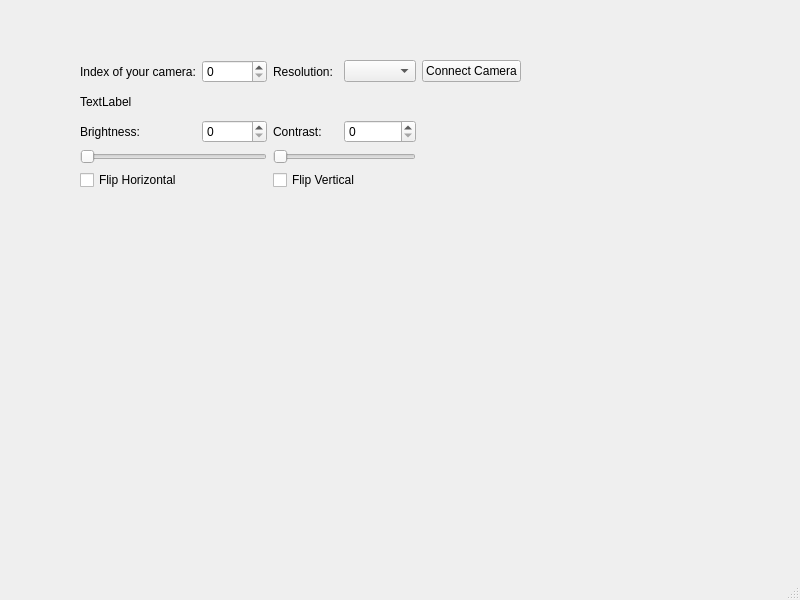
Old version of the form mainwindow.ui in the repository banujan59/VirtualWebcam.
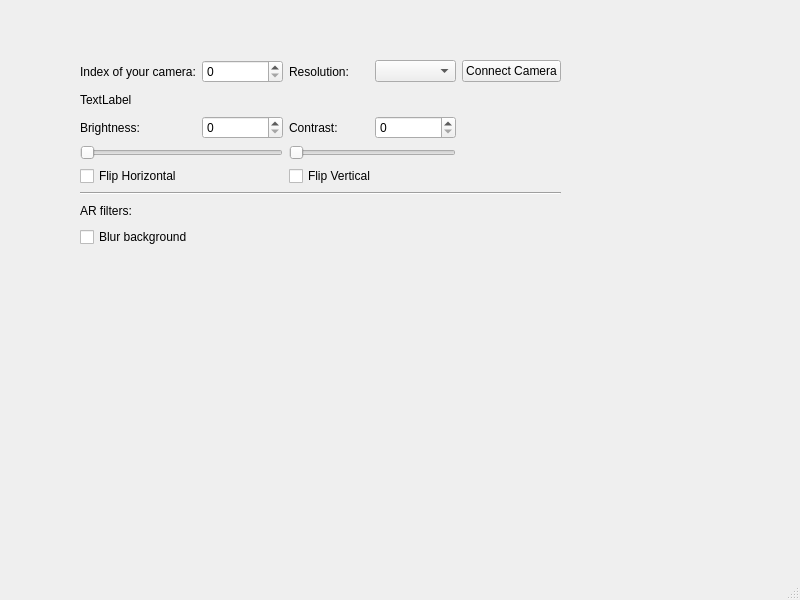
New version of the form.

Commit message: Added UI + model for blur BG

Diff of the .ui file:
```diff
--- a/mainwindow.ui
+++ b/mainwindow.ui
@@ -19,90 +19,111 @@
      <rect>
       <x>80</x>
       <y>60</y>
-      <width>441</width>
-      <height>130</height>
+      <width>481</width>
+      <height>187</height>
      </rect>
     </property>
     <layout class="QGridLayout" name="gridLayout">
      <item row="0" column="2">
-      <widget class="QLabel" name="label_4">
-       <property name="text">
-        <string>Resolution:</string>
-       </property>
-      </widget>
+      <widget class="QSpinBox" name="cameraIndexBox"/>
      </item>
-     <item row="3" column="2" colspan="2">
-      <widget class="QSlider" name="contrastSlider">
-       <property name="orientation">
-        <enum>Qt::Horizontal</enum>
-       </property>
-      </widget>
-     </item>
-     <item row="2" column="1">
-      <widget class="QSpinBox" name="brightnessValue"/>
-     </item>
-     <item row="3" column="0" colspan="2">
-      <widget class="QSlider" name="brightnessSlider">
-       <property name="orientation">
-        <enum>Qt::Horizontal</enum>
-       </property>
-      </widget>
-     </item>
-     <item row="0" column="0">
-      <widget class="QLabel" name="label_3">
-       <property name="text">
-        <string>Index of your camera:</string>
-       </property>
-      </widget>
-     </item>
-     <item row="2" column="0">
-      <widget class="QLabel" name="label">
-       <property name="text">
-        <string>Brightness: </string>
-       </property>
-      </widget>
-     </item>
-     <item row="2" column="3">
-      <widget class="QSpinBox" name="contrastValue"/>
-     </item>
-     <item row="4" column="0" colspan="2">
+     <item row="4" column="1" colspan="2">
       <widget class="QCheckBox" name="hFlipBox">
        <property name="text">
         <string>Flip Horizontal</string>
        </property>
       </widget>
      </item>
+     <item row="0" column="4">
+      <widget class="QComboBox" name="resolutionSelector"/>
+     </item>
+     <item row="4" column="3" colspan="2">
+      <widget class="QCheckBox" name="vFlipBox">
+       <property name="text">
+        <string>Flip Vertical</string>
+       </property>
+      </widget>
+     </item>
      <item row="2" column="2">
+      <widget class="QSpinBox" name="brightnessValue"/>
+     </item>
+     <item row="2" column="4">
+      <widget class="QSpinBox" name="contrastValue"/>
+     </item>
+     <item row="1" column="1" colspan="5">
+      <widget class="QLabel" name="virtualCameraLabel">
+       <property name="text">
+        <string>TextLabel</string>
+       </property>
+      </widget>
+     </item>
+     <item row="2" column="3">
       <widget class="QLabel" name="label_2">
        <property name="text">
         <string>Contrast:</string>
        </property>
       </widget>
      </item>
-     <item row="0" column="1">
-      <widget class="QSpinBox" name="cameraIndexBox"/>
+     <item row="6" column="1">
+      <widget class="QLabel" name="label_5">
+       <property name="text">
+        <string>AR filters:</string>
+       </property>
+      </widget>
      </item>
      <item row="0" column="3">
-      <widget class="QComboBox" name="resolutionSelector"/>
+      <widget class="QLabel" name="label_4">
+       <property name="text">
+        <string>Resolution:</string>
+       </property>
+      </widget>
      </item>
-     <item row="4" column="2" colspan="2">
-      <widget class="QCheckBox" name="vFlipBox">
+     <item row="5" column="1" colspan="5">
+      <widget class="Line" name="line">
+       <property name="orientation">
+        <enum>Qt::Horizontal</enum>
+       </property>
+      </widget>
+     </item>
+     <item row="2" column="1">
+      <widget class="QLabel" name="label">
        <property name="text">
-        <string>Flip Vertical</string>
+        <string>Brightness: </string>
        </property>
       </widget>
      </item>
-     <item row="0" column="4">
+     <item row="0" column="5">
       <widget class="QPushButton" name="connectButton">
        <property name="text">
         <string>Connect Camera</string>
        </property>
       </widget>
      </item>
-     <item row="1" column="0" colspan="5">
-      <widget class="QLabel" name="virtualCameraLabel">
+     <item row="3" column="1" colspan="2">
+      <widget class="QSlider" name="brightnessSlider">
+       <property name="orientation">
+        <enum>Qt::Horizontal</enum>
+       </property>
+      </widget>
+     </item>
+     <item row="0" column="1">
+      <widget class="QLabel" name="label_3">
        <property name="text">
-        <string>TextLabel</string>
+        <string>Index of your camera:</string>
+       </property>
+      </widget>
+     </item>
+     <item row="3" column="3" colspan="2">
+      <widget class="QSlider" name="contrastSlider">
+       <property name="orientation">
+        <enum>Qt::Horizontal</enum>
+       </property>
+      </widget>
+     </item>
+     <item row="7" column="1">
+      <widget class="QCheckBox" name="blurBackgroundCheckBox">
+       <property name="text">
+        <string>Blur background</string>
        </property>
       </widget>
      </item>
```
The commit also changes 2 other files.
